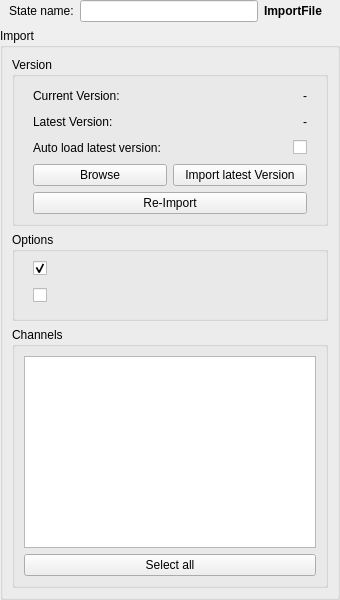
First picture: the form in Fusion/Scripts/StateManagerNodes/StateUserInterfaces/fus_Image_Import.ui, repository Animatect/Prism2_PluginFusion, before the edit.
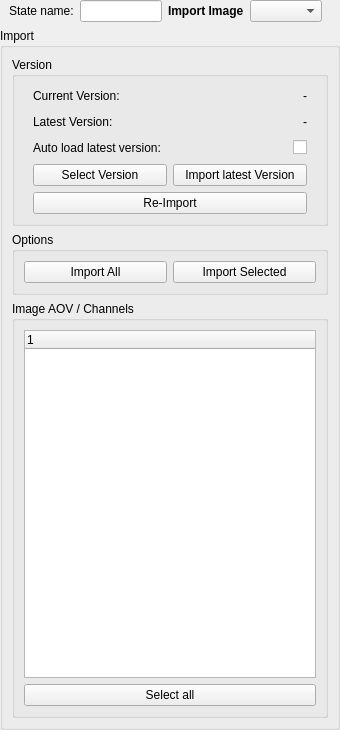
Second picture: the form after the edit.

Commit message:
Re-sourced the ImportImages State UI files - still WIP
This branch is still WIP.  But has all the latest updates from main-dev as of 2-8-25.

Patch:
```diff
--- a/Fusion/Scripts/StateManagerNodes/StateUserInterfaces/fus_Image_Import.ui
+++ b/Fusion/Scripts/StateManagerNodes/StateUserInterfaces/fus_Image_Import.ui
@@ -7,7 +7,7 @@
     <x>0</x>
     <y>0</y>
     <width>340</width>
-    <height>600</height>
+    <height>730</height>
    </rect>
   </property>
   <property name="windowTitle">
@@ -72,10 +72,13 @@
          </font>
         </property>
         <property name="text">
-         <string>ImportFile</string>
+         <string>Import Image</string>
         </property>
        </widget>
       </item>
+      <item>
+       <widget class="QComboBox" name="cb_taskColor"/>
+      </item>
      </layout>
     </widget>
    </item>
@@ -253,7 +256,7 @@
                <enum>Qt::CustomContextMenu</enum>
               </property>
               <property name="text">
-               <string>Browse</string>
+               <string>Select Version</string>
               </property>
              </widget>
             </item>
@@ -314,93 +317,22 @@
         </property>
         <layout class="QVBoxLayout" name="verticalLayout_6">
          <item>
-          <widget class="QWidget" name="f_keepRefEdits" native="true">
-           <layout class="QHBoxLayout" name="horizontalLayout_10">
-            <property name="leftMargin">
-             <number>9</number>
-            </property>
-            <property name="topMargin">
-             <number>0</number>
-            </property>
-            <property name="rightMargin">
-             <number>9</number>
-            </property>
-            <property name="bottomMargin">
-             <number>0</number>
-            </property>
-            <item>
-             <widget class="QCheckBox" name="chb_keepRefEdits">
-              <property name="text">
-               <string/>
-              </property>
-              <property name="checked">
-               <bool>true</bool>
-              </property>
-             </widget>
-            </item>
-           </layout>
-          </widget>
-         </item>
-         <item>
-          <widget class="QWidget" name="f_nameSpaces" native="true">
-           <layout class="QHBoxLayout" name="horizontalLayout_12">
-            <property name="leftMargin">
-             <number>9</number>
-            </property>
-            <property name="topMargin">
-             <number>0</number>
-            </property>
-            <property name="rightMargin">
-             <number>9</number>
-            </property>
-            <property name="bottomMargin">
-             <number>0</number>
-            </property>
-           </layout>
-          </widget>
-         </item>
-         <item>
-          <widget class="QWidget" name="f_abcPath" native="true">
-           <layout class="QHBoxLayout" name="horizontalLayout_11">
-            <property name="leftMargin">
-             <number>9</number>
-            </property>
-            <property name="topMargin">
-             <number>0</number>
-            </property>
-            <property name="rightMargin">
-             <number>9</number>
-            </property>
-            <property name="bottomMargin">
-             <number>0</number>
-            </property>
-            <item>
-             <widget class="QCheckBox" name="chb_abcPath">
-              <property name="text">
-               <string/>
-              </property>
-             </widget>
-            </item>
-           </layout>
-          </widget>
-         </item>
-         <item>
-          <widget class="QWidget" name="w_trackObjects" native="true">
-           <layout class="QHBoxLayout" name="horizontalLayout_9">
-            <property name="leftMargin">
-             <number>9</number>
-            </property>
-            <property name="topMargin">
-             <number>0</number>
-            </property>
-            <property name="rightMargin">
-             <number>9</number>
-            </property>
-            <property name="bottomMargin">
-             <number>0</number>
-            </property>
-           </layout>
-          </widget>
+          <layout class="QHBoxLayout" name="lo_importButtons">
+           <item>
+            <widget class="QPushButton" name="b_importAll">
+             <property name="text">
+              <string>Import All</string>
+             </property>
+            </widget>
+           </item>
+           <item>
+            <widget class="QPushButton" name="b_importSel">
+             <property name="text">
+              <string>Import Selected</string>
+             </property>
+            </widget>
+           </item>
+          </layout>
          </item>
         </layout>
        </widget>
@@ -408,7 +340,7 @@
       <item>
        <widget class="QGroupBox" name="gb_channels">
         <property name="title">
-         <string>Channels</string>
+         <string>Image AOV / Channels</string>
         </property>
         <layout class="QVBoxLayout" name="verticalLayout_4">
          <property name="leftMargin">
@@ -424,7 +356,7 @@
           <number>9</number>
          </property>
          <item>
-          <widget class="QListWidget" name="lw_objects">
+          <widget class="QTreeWidget" name="lw_objects">
            <property name="selectionMode">
             <enum>QAbstractItemView::ExtendedSelection</enum>
            </property>
@@ -434,6 +366,11 @@
            <property name="horizontalScrollMode">
             <enum>QAbstractItemView::ScrollPerPixel</enum>
            </property>
+           <column>
+            <property name="text">
+             <string notr="true">1</string>
+            </property>
+           </column>
           </widget>
          </item>
          <item>
```
Left out of the diff: 4 changed lines with no effect on the pictures. The commit also changes 2 other files.
